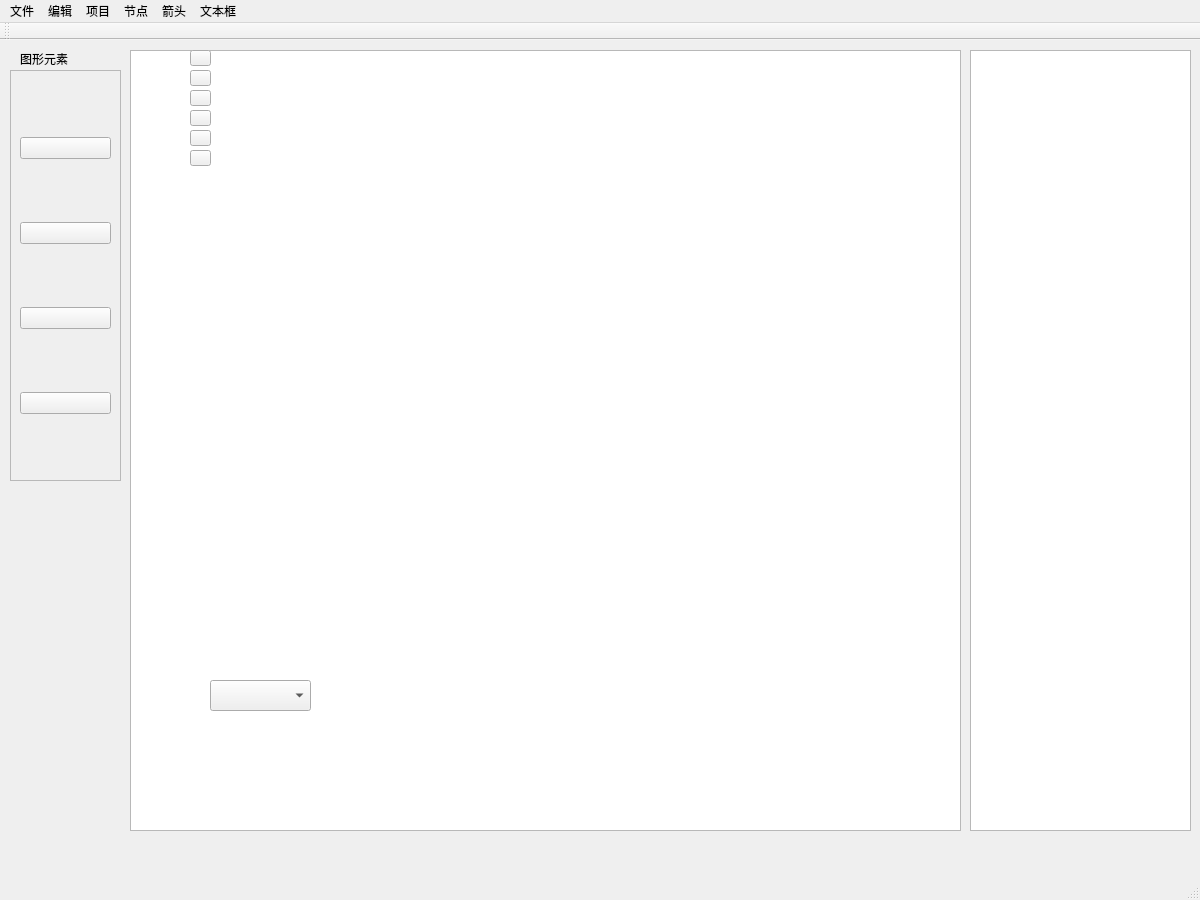
Qt form mainwindow.ui (riobun/FlowChartStudio) before a commit.
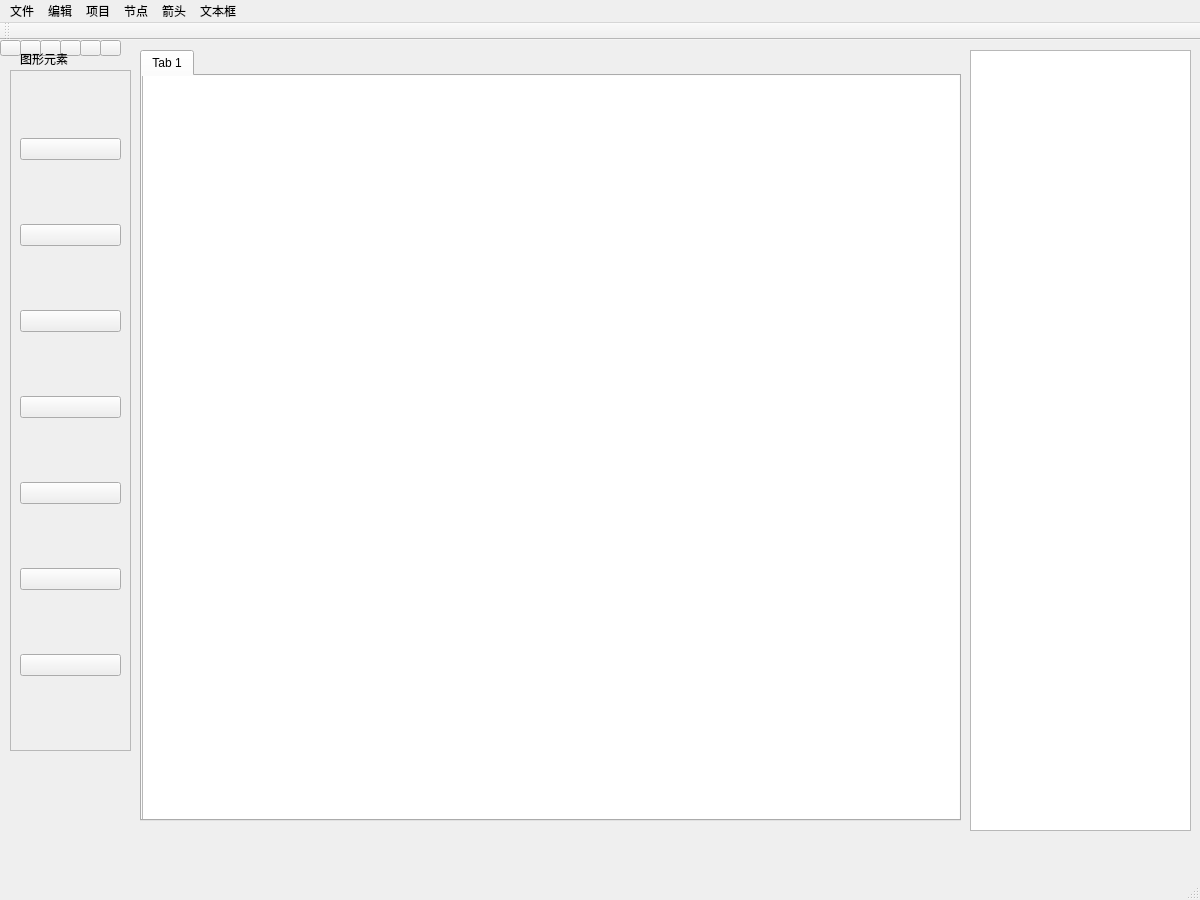
The same form after that commit. Icons and pictures are not drawn.

Commit message: 添加按钮和选项卡，树形结构和选项卡的连接

What changed in the file:
```diff
--- a/mainwindow.ui
+++ b/mainwindow.ui
@@ -14,21 +14,11 @@
    <string>FlowChartStudio</string>
   </property>
   <widget class="QWidget" name="centralwidget">
-   <widget class="QGraphicsView" name="graphicsView">
-    <property name="geometry">
-     <rect>
-      <x>130</x>
-      <y>10</y>
-      <width>831</width>
-      <height>781</height>
-     </rect>
-    </property>
-   </widget>
    <widget class="QPushButton" name="backBtn">
     <property name="geometry">
      <rect>
-      <x>190</x>
-      <y>110</y>
+      <x>100</x>
+      <y>0</y>
       <width>21</width>
       <height>16</height>
      </rect>
@@ -44,8 +34,8 @@
    <widget class="QPushButton" name="copyBtn">
     <property name="geometry">
      <rect>
-      <x>190</x>
-      <y>10</y>
+      <x>0</x>
+      <y>0</y>
       <width>21</width>
       <height>16</height>
      </rect>
@@ -61,8 +51,8 @@
    <widget class="QPushButton" name="pasteBtn">
     <property name="geometry">
      <rect>
-      <x>190</x>
-      <y>30</y>
+      <x>20</x>
+      <y>0</y>
       <width>21</width>
       <height>16</height>
      </rect>
@@ -78,8 +68,8 @@
    <widget class="QPushButton" name="boldBtn">
     <property name="geometry">
      <rect>
-      <x>190</x>
-      <y>50</y>
+      <x>40</x>
+      <y>0</y>
       <width>21</width>
       <height>16</height>
      </rect>
@@ -95,8 +85,8 @@
    <widget class="QPushButton" name="italicBtn">
     <property name="geometry">
      <rect>
-      <x>190</x>
-      <y>70</y>
+      <x>60</x>
+      <y>0</y>
       <width>21</width>
       <height>16</height>
      </rect>
@@ -112,8 +102,8 @@
    <widget class="QPushButton" name="underlineBtn">
     <property name="geometry">
      <rect>
-      <x>190</x>
-      <y>90</y>
+      <x>80</x>
+      <y>0</y>
       <width>21</width>
       <height>16</height>
      </rect>
@@ -131,8 +121,8 @@
      <rect>
       <x>10</x>
       <y>30</y>
-      <width>111</width>
-      <height>411</height>
+      <width>121</width>
+      <height>681</height>
      </rect>
     </property>
     <property name="widgetResizable">
@@ -143,8 +133,8 @@
       <rect>
        <x>0</x>
        <y>0</y>
-       <width>109</width>
-       <height>409</height>
+       <width>119</width>
+       <height>679</height>
       </rect>
      </property>
      <layout class="QVBoxLayout" name="verticalLayout">
@@ -205,7 +195,58 @@
          <string/>
         </property>
         <property name="icon">
-         <iconset resource="resources.qrc">
+         <iconset>
+          <normaloff>:/images/text.png</normaloff>:/images/text.png</iconset>
+        </property>
+        <property name="iconSize">
+         <size>
+          <width>61</width>
+          <height>61</height>
+         </size>
+        </property>
+       </widget>
+      </item>
+      <item>
+       <widget class="QPushButton" name="addSubgraghButton">
+        <property name="text">
+         <string/>
+        </property>
+        <property name="icon">
+         <iconset>
+          <normaloff>:/images/text.png</normaloff>:/images/text.png</iconset>
+        </property>
+        <property name="iconSize">
+         <size>
+          <width>61</width>
+          <height>61</height>
+         </size>
+        </property>
+       </widget>
+      </item>
+      <item>
+       <widget class="QPushButton" name="addFatherPortButton">
+        <property name="text">
+         <string/>
+        </property>
+        <property name="icon">
+         <iconset>
+          <normaloff>:/images/text.png</normaloff>:/images/text.png</iconset>
+        </property>
+        <property name="iconSize">
+         <size>
+          <width>61</width>
+          <height>61</height>
+         </size>
+        </property>
+       </widget>
+      </item>
+      <item>
+       <widget class="QPushButton" name="addSonPortButton">
+        <property name="text">
+         <string/>
+        </property>
+        <property name="icon">
+         <iconset>
           <normaloff>:/images/text.png</normaloff>:/images/text.png</iconset>
         </property>
         <property name="iconSize">
@@ -252,6 +293,31 @@
      </rect>
     </property>
    </widget>
+   <widget class="QTabWidget" name="tabWidget">
+    <property name="geometry">
+     <rect>
+      <x>140</x>
+      <y>10</y>
+      <width>821</width>
+      <height>771</height>
+     </rect>
+    </property>
+    <widget class="QWidget" name="tab">
+     <attribute name="title">
+      <string>Tab 1</string>
+     </attribute>
+     <widget class="QGraphicsView" name="graphicsView">
+      <property name="geometry">
+       <rect>
+        <x>0</x>
+        <y>-10</y>
+        <width>831</width>
+        <height>761</height>
+       </rect>
+      </property>
+     </widget>
+    </widget>
+   </widget>
   </widget>
   <widget class="QMenuBar" name="menubar">
    <property name="geometry">
```
Left out of the diff: 76 changed lines with no effect on the pictures. The commit also changes 6 other files.
